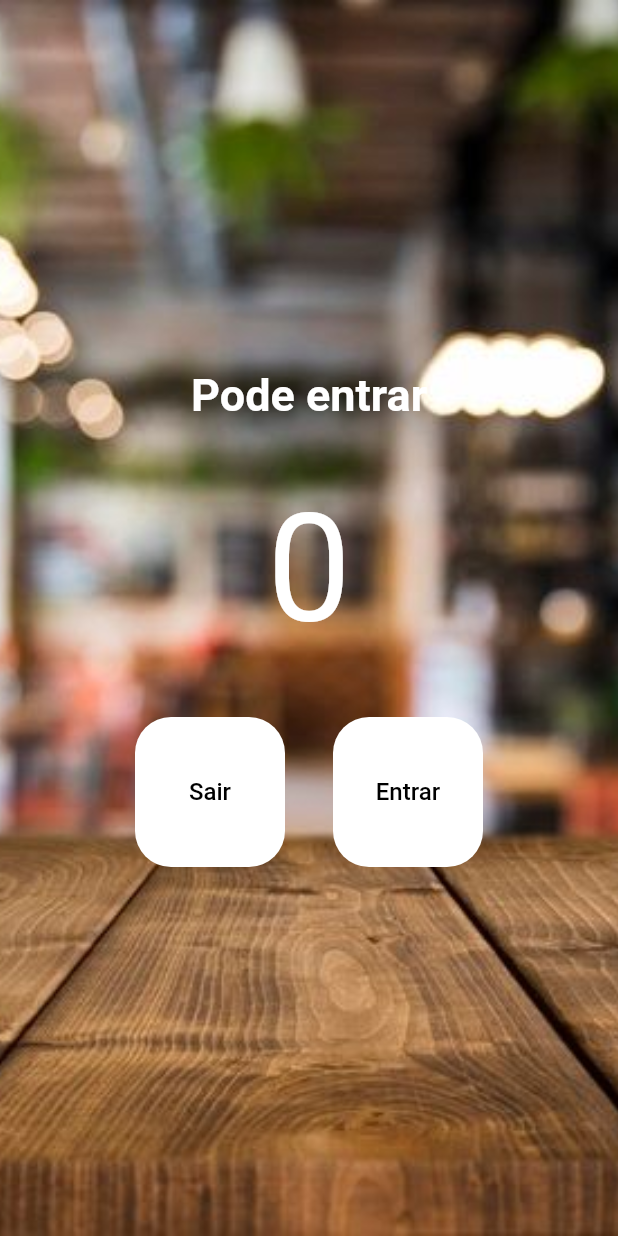
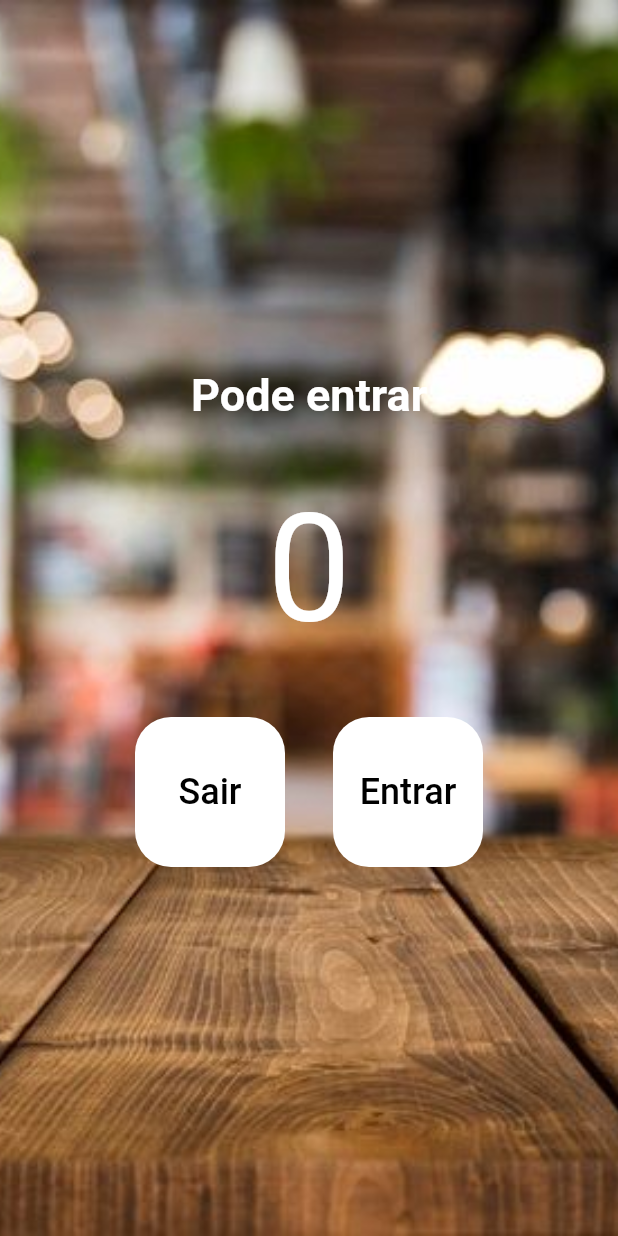
Before and after one commit to barrosar2022/programacao_para_dispositivos_moveis, a Flutter app: the screen it shows after launch, on a phone screen of 412 x 824 dp. Run offline on Flutter 3.47's test engine with Material 2 defaults, Android fonts, the phone set to English and light mode, and no system bars.

Commit message:
Versão 09

```diff
--- a/lib/main.dart
+++ b/lib/main.dart
@@ -10,6 +10,7 @@ class MyApp extends StatelessWidget {
   @override
   Widget build(BuildContext context) {
     return MaterialApp(
+      debugShowCheckedModeBanner: false,
       home: HomePage(),
     );
   }
@@ -76,7 +77,7 @@ class HomePage extends StatelessWidget {
                   'Sair',
                   style: TextStyle(
                       color: Colors.black,
-                      fontSize: 16),
+                      fontSize: 24),
                 ),
               ),
               SizedBox(width: 32,),
@@ -94,7 +95,7 @@ class HomePage extends StatelessWidget {
                   'Entrar',
                   style: TextStyle(
                       color: Colors.black,
-                      fontSize: 16),
+                      fontSize: 24),
                 ),
               ),
             ],
```
